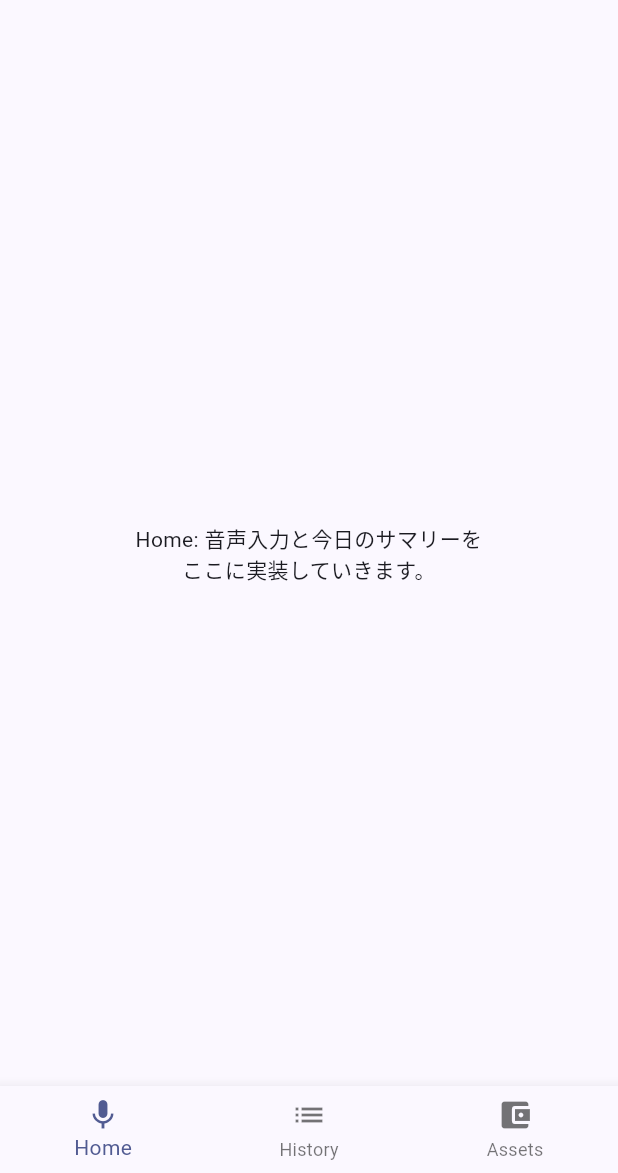
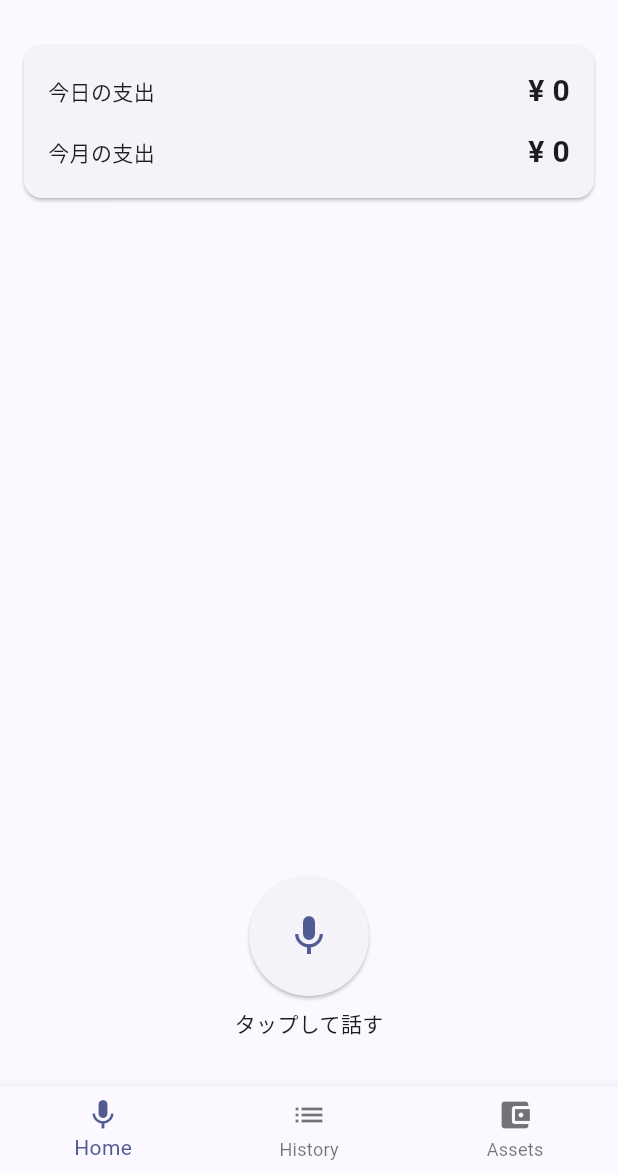
Before and after one commit to Rsm-Microstate/voice_kakeibo, a Flutter app: the screen it shows after launch, on a phone screen of 412 x 824 dp, the part 63-1236 px from its top. Run offline on Flutter 3.47's test engine with Material 3 defaults, Android fonts, the phone set to English and light mode, and no system bars.

Commit message:
Add Home screen summary card and mic button

```diff
--- a/lib/main.dart
+++ b/lib/main.dart
@@ -94,17 +94,86 @@
 class HomeScreen extends StatelessWidget {
   const HomeScreen({super.key});
 
-  Text _buildMessage() {
-    return const Text(
-      'Home: 音声入力と今日のサマリーを\nここに実装していきます。',
-      textAlign: TextAlign.center,
+  Widget _buildSummaryRow({
+    required String label,
+    required String amountText,
+  }) {
+    return Row(
+      mainAxisAlignment: MainAxisAlignment.spaceBetween,
+      children: [
+        Text(label),
+        Text(
+          amountText,
+          style: const TextStyle(
+            fontSize: 20,
+            fontWeight: FontWeight.bold,
+          ),
+        ),
+      ],
+    );
+  }
+
+  Widget _buildSummaryCard() {
+    return Card(
+      margin: const EdgeInsets.all(16),
+      child: Padding(
+        padding: const EdgeInsets.all(16),
+        child: Column(
+          mainAxisSize: MainAxisSize.min,
+          children: [
+            _buildSummaryRow(
+              label: '今日の支出',
+              amountText: '¥ 0',
+            ),
+            const SizedBox(height: 12),
+            _buildSummaryRow(
+              label: '今月の支出',
+              amountText: '¥ 0',
+            ),
+          ],
+        ),
+      ),
+    );
+  }
+
+  Widget _buildMicButton() {
+    return Column(
+      mainAxisSize: MainAxisSize.min,
+      children: [
+        ElevatedButton(
+          onPressed: () {
+            // TODO: ここに音声入力開始処理を実装していきます。
+          },
+          style: ElevatedButton.styleFrom(
+            shape: const CircleBorder(),
+            padding: const EdgeInsets.all(24),
+          ),
+          child: const Icon(
+            Icons.mic,
+            size: 32,
+          ),
+        ),
+        const SizedBox(height: 8),
+        const Text('タップして話す'),
+      ],
+    );
+  }
+
+  Widget _buildBody() {
+    return Column(
+      children: [
+        _buildSummaryCard(),
+        const Spacer(),
+        _buildMicButton(),
+        const SizedBox(height: 32),
+      ],
     );
   }
 
   @override
   Widget build(BuildContext context) {
-    return Center(
-      child: _buildMessage(),
+    return SafeArea(
+      child: _buildBody(),
     );
   }
 }
```
